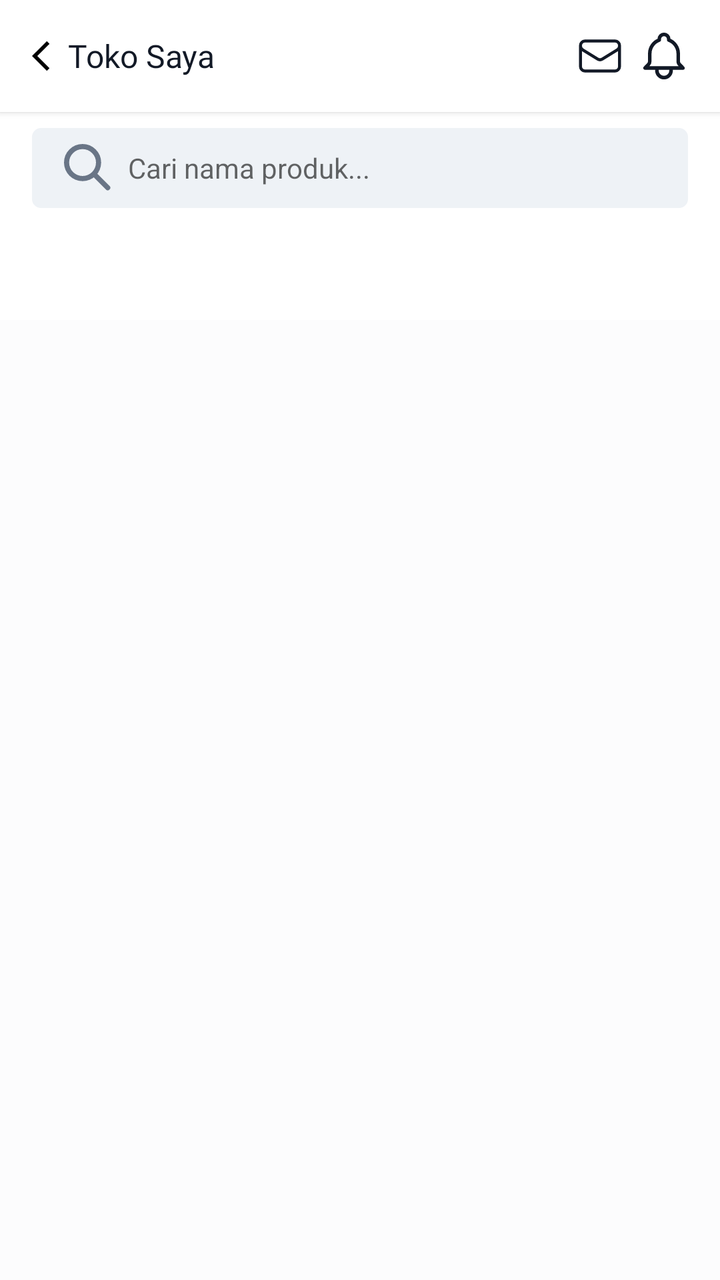
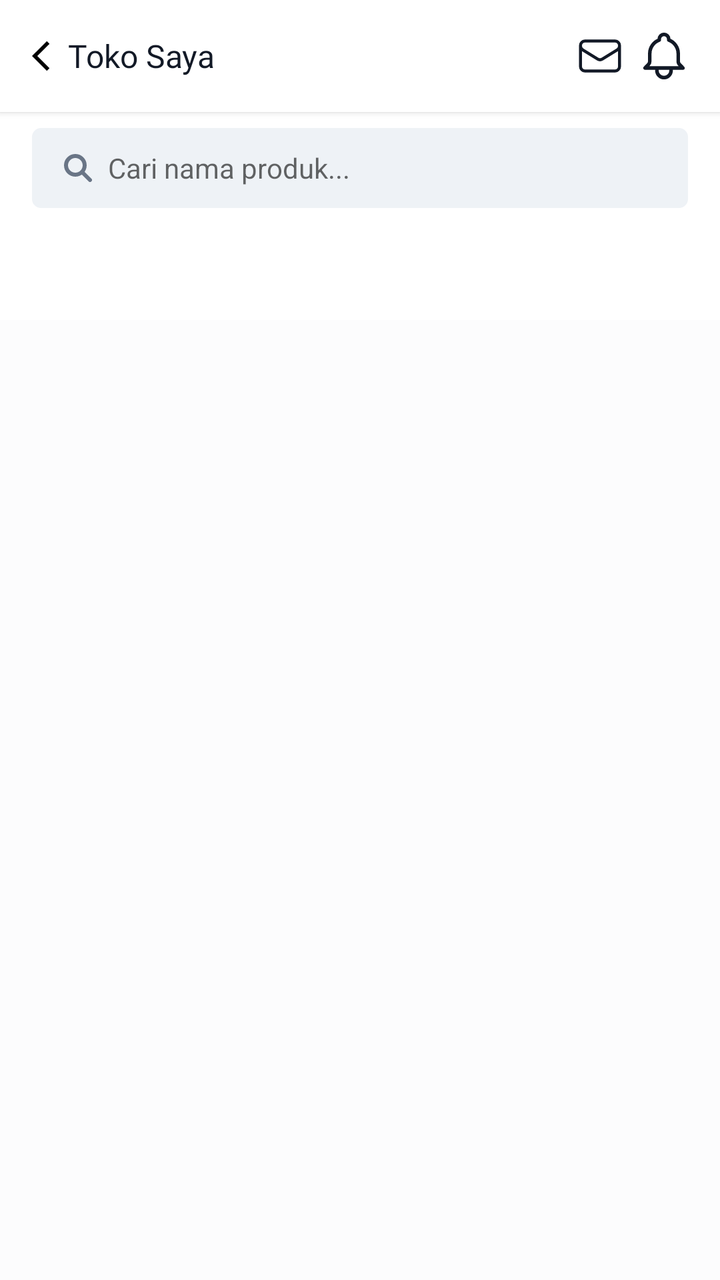

Two renders of the same Android screen: before a commit and after it. Below are the layout's source before the change and the commit's diff.
<!-- AndroidManifest.xml: application theme Theme.Florist -->
<!-- res/layout/activity_my_product.xml -->
<?xml version="1.0" encoding="utf-8"?>
<RelativeLayout xmlns:android="http://schemas.android.com/apk/res/android"
    xmlns:app="http://schemas.android.com/apk/res-auto"
    xmlns:tools="http://schemas.android.com/tools"
    android:layout_width="match_parent"
    android:layout_height="match_parent"
    android:background="@color/gray_25">

    <LinearLayout
        android:layout_width="match_parent"
        android:layout_height="match_parent"
        android:orientation="vertical">

        <include
            layout="@layout/view_toolbar"
            android:id="@+id/toolbar"/>

        <LinearLayout
            android:layout_width="match_parent"
            android:layout_height="wrap_content"
            android:paddingHorizontal="16dp"
            android:paddingVertical="8dp"
            android:background="@color/white">

            <EditText
                android:id="@+id/etSearchProduct"
                android:layout_width="match_parent"
                android:layout_height="40dp"
                android:background="@drawable/rounded_white_button"
                android:backgroundTint="@color/gray_100"
                android:hint="Cari nama produk..."
                android:paddingHorizontal="16dp"
                android:textSize="14sp"
                android:textColor="@color/gray_900"
                android:drawableStart="@drawable/ic_search"
                android:drawablePadding="8dp"
                android:maxLines="1"
                android:inputType="text"/>
        </LinearLayout>

        <com.google.android.material.tabs.TabLayout
            android:id="@+id/tabLayout"
            android:layout_width="match_parent"
            android:layout_height="wrap_content"
            android:background="@color/white"
            app:tabIndicatorColor="@color/olive_500"
            app:tabSelectedTextColor="@color/olive_500"
            app:tabTextColor="@color/gray_500"
            app:tabTextAppearance="@style/label_lg_bold"
            app:tabMode="fixed"
            app:tabGravity="fill" />

        <androidx.viewpager2.widget.ViewPager2
            android:id="@+id/viewPager"
            android:layout_width="match_parent"
            android:layout_height="match_parent" />

    </LinearLayout>

    <FrameLayout
        android:id="@+id/loadingOverlay"
        android:layout_width="match_parent"
        android:layout_height="match_parent"
        android:background="#4D000000"
        android:clickable="true"
        android:focusable="true"
        android:visibility="gone"
        android:elevation="10dp">

        <ProgressBar
            android:id="@+id/progressBar"
            android:layout_width="wrap_content"
            android:layout_height="wrap_content"
            android:layout_gravity="center"
            android:indeterminateTint="@color/olive_500" />
    </FrameLayout>

</RelativeLayout>
<!-- res/layout/view_toolbar.xml (included above) -->
<?xml version="1.0" encoding="utf-8"?>
<androidx.appcompat.widget.Toolbar xmlns:android="http://schemas.android.com/apk/res/android"
    android:layout_width="match_parent"
    android:layout_height="?attr/actionBarSize"
    android:background="@color/white"
    android:elevation="2dp">

    <ImageView
        android:id="@+id/btn_back"
        android:layout_width="18dp"
        android:layout_height="18dp"
        android:src="@drawable/arrow_back"
        android:layout_centerVertical="true"
        android:layout_alignParentStart="true"
        android:contentDescription="@string/back_button"/>

    <RelativeLayout
        android:layout_width="match_parent"
        android:layout_height="match_parent"
        android:orientation="horizontal">


        <TextView
            android:id="@+id/toolbar_title"
            style="@style/title_md_bold"
            android:layout_width="wrap_content"
            android:layout_height="wrap_content"
            android:layout_alignParentStart="true"
            android:layout_centerVertical="true"
            android:text="@string/toko_saya"
            android:textSize="16sp"
            android:textColor="@color/text_primary" />

        <ImageView
            android:id="@+id/btn_message"
            android:layout_width="24dp"
            android:layout_height="24dp"
            android:src="@drawable/ic_envelope"
            android:layout_toStartOf="@id/btn_notification"
            android:layout_centerVertical="true"
            android:layout_marginHorizontal="8dp"
            android:contentDescription="@string/back_button"/>
        <ImageView
            android:id="@+id/btn_notification"
            android:layout_width="24dp"
            android:layout_height="24dp"
            android:src="@drawable/ic_bell"
            android:layout_alignParentEnd="true"
            android:layout_centerVertical="true"
            android:layout_marginHorizontal="6dp"
            android:layout_marginEnd="16dp"
            android:contentDescription="@string/back_button"/>
    </RelativeLayout>

</androidx.appcompat.widget.Toolbar>
<!-- resources referenced by this layout -->
<resources>
  <color name="gray_100">#EEF2F6</color>
  <color name="gray_25">#FCFCFD</color>
  <color name="gray_500">#697586</color>
  <color name="gray_900">#121926</color>
  <color name="olive_500">#3D5C42</color>
  <color name="text_primary">@color/gray_900</color>
  <color name="white">#FFFFFF</color>
  <!-- drawable arrow_back (drawable) -->
  <vector android:autoMirrored="true" android:height="24dp"
      android:tint="#000000" android:viewportHeight="24"
      android:viewportWidth="24" android:width="24dp" xmlns:android="http://schemas.android.com/apk/res/android">
      <path android:fillColor="@android:color/black" android:pathData="M11.67,3.87L9.9,2.1 0,12l9.9,9.9 1.77,-1.77L3.54,12z"/>
  </vector>
  <!-- drawable ic_search (drawable) -->
  <vector android:height="24dp" android:viewportHeight="14"
      android:viewportWidth="14" android:width="24dp" xmlns:android="http://schemas.android.com/apk/res/android">
      <path android:fillColor="#00000000"
          android:pathData="M12.75,12.75L8.75,8.75M10.083,5.417C10.083,6.03 9.963,6.636 9.728,7.203C9.494,7.769 9.15,8.283 8.717,8.717C8.283,9.15 7.769,9.494 7.203,9.728C6.636,9.963 6.03,10.083 5.417,10.083C4.804,10.083 4.197,9.963 3.631,9.728C3.065,9.494 2.55,9.15 2.117,8.717C1.683,8.283 1.34,7.769 1.105,7.203C0.871,6.636 0.75,6.03 0.75,5.417C0.75,4.179 1.242,2.992 2.117,2.117C2.992,1.242 4.179,0.75 5.417,0.75C6.654,0.75 7.841,1.242 8.717,2.117C9.592,2.992 10.083,4.179 10.083,5.417Z"
          android:strokeColor="#697586" android:strokeLineCap="round"
          android:strokeLineJoin="round" android:strokeWidth="1.5"/>
  </vector>
  <!-- drawable rounded_white_button (drawable) -->
  <?xml version="1.0" encoding="utf-8"?>
  <shape xmlns:android="http://schemas.android.com/apk/res/android"
      android:shape="rectangle">
  
      <solid android:color="@color/bg_secondary"/>
      <stroke android:width="1dp" android:color="@color/border_secondary"/>
      <corners
          android:bottomLeftRadius="4dp"
          android:bottomRightRadius="4dp"
          android:topLeftRadius="4dp"
          android:topRightRadius="4dp"
          />
  </shape>
  <string name="back_button">Back Button</string>
  <string name="toko_saya">Toko Saya</string>
  <style name="label_lg_bold">
          <item name="android:fontFamily">@font/nunito_sans_bold</item>
          <item name="android:textSize">14sp</item>
          <item name="android:lineSpacingMultiplier">0.7</item>
          <item name="android:lineSpacingExtra">6sp</item>
      </style>
  <style name="title_md_bold">
          <item name="android:fontFamily">@font/nunito_sans_bold</item>
          <item name="android:textSize">16sp</item>
          <item name="android:lineSpacingMultiplier">0.44</item>
          <item name="android:lineSpacingExtra">10sp</item>
      </style>
  <color name="bg_secondary">@color/white</color>
  <color name="border_secondary">@color/gray_400</color>
  <color name="main_color">#3D5C42</color>
  <color name="teal_200">#FF03DAC5</color>
  <color name="teal_700">#FF018786</color>
  <color name="black">#121926</color>
  <!-- drawable rounded_normal_edittext (drawable) -->
  <?xml version="1.0" encoding="utf-8"?>
  <shape xmlns:android="http://schemas.android.com/apk/res/android"
      android:shape="rectangle">
  
      <solid android:color="@color/white"/>
      <stroke android:color="@color/border_secondary" android:width="1dp"/>
      <corners android:bottomLeftRadius="8dp"
          android:bottomRightRadius="8dp"
          android:topLeftRadius="8dp"
          android:topRightRadius="8dp"/>
  
  </shape>
  <color name="gray_400">#9AA4B2</color>
  <!-- unchanged entries left out for length: 3 -->
</resources>

<!-- the commit's change to res/layout/activity_my_product.xml (unified diff, before → after) -->
@@ -32,7 +32,7 @@
                 android:paddingHorizontal="16dp"
                 android:textSize="14sp"
                 android:textColor="@color/gray_900"
-                android:drawableStart="@drawable/ic_search"
+                android:drawableStart="@drawable/search"
                 android:drawablePadding="8dp"
                 android:maxLines="1"
                 android:inputType="text"/>
<!-- resource entries referenced after the edit -->
@@ -13,14 +13,6 @@
       android:viewportWidth="24" android:width="24dp" xmlns:android="http://schemas.android.com/apk/res/android">
       <path android:fillColor="@android:color/black" android:pathData="M11.67,3.87L9.9,2.1 0,12l9.9,9.9 1.77,-1.77L3.54,12z"/>
   </vector>
-  <!-- drawable ic_search (drawable) -->
-  <vector android:height="24dp" android:viewportHeight="14"
-      android:viewportWidth="14" android:width="24dp" xmlns:android="http://schemas.android.com/apk/res/android">
-      <path android:fillColor="#00000000"
-          android:pathData="M12.75,12.75L8.75,8.75M10.083,5.417C10.083,6.03 9.963,6.636 9.728,7.203C9.494,7.769 9.15,8.283 8.717,8.717C8.283,9.15 7.769,9.494 7.203,9.728C6.636,9.963 6.03,10.083 5.417,10.083C4.804,10.083 4.197,9.963 3.631,9.728C3.065,9.494 2.55,9.15 2.117,8.717C1.683,8.283 1.34,7.769 1.105,7.203C0.871,6.636 0.75,6.03 0.75,5.417C0.75,4.179 1.242,2.992 2.117,2.117C2.992,1.242 4.179,0.75 5.417,0.75C6.654,0.75 7.841,1.242 8.717,2.117C9.592,2.992 10.083,4.179 10.083,5.417Z"
-          android:strokeColor="#697586" android:strokeLineCap="round"
-          android:strokeLineJoin="round" android:strokeWidth="1.5"/>
-  </vector>
   <!-- drawable rounded_white_button (drawable) -->
   <?xml version="1.0" encoding="utf-8"?>
   <shape xmlns:android="http://schemas.android.com/apk/res/android"
@@ -35,6 +27,20 @@
           android:topRightRadius="4dp"
           />
   </shape>
+  <!-- drawable search (drawable) -->
+  <vector xmlns:android="http://schemas.android.com/apk/res/android"
+      android:width="14dp"
+      android:height="14dp"
+      android:viewportWidth="14"
+      android:viewportHeight="14">
+    <path
+        android:pathData="M13,13L9,9M10.333,5.667C10.333,6.28 10.213,6.886 9.978,7.453C9.744,8.019 9.4,8.533 8.967,8.967C8.533,9.4 8.019,9.744 7.453,9.978C6.886,10.213 6.28,10.333 5.667,10.333C5.054,10.333 4.447,10.213 3.881,9.978C3.315,9.744 2.8,9.4 2.367,8.967C1.933,8.533 1.59,8.019 1.355,7.453C1.121,6.886 1,6.28 1,5.667C1,4.429 1.492,3.242 2.367,2.367C3.242,1.492 4.429,1 5.667,1C6.904,1 8.091,1.492 8.967,2.367C9.842,3.242 10.333,4.429 10.333,5.667Z"
+        android:strokeLineJoin="round"
+        android:strokeWidth="2"
+        android:fillColor="#00000000"
+        android:strokeColor="#697586"
+        android:strokeLineCap="round"/>
+  </vector>
   <string name="back_button">Back Button</string>
   <string name="toko_saya">Toko Saya</string>
   <style name="label_lg_bold">
